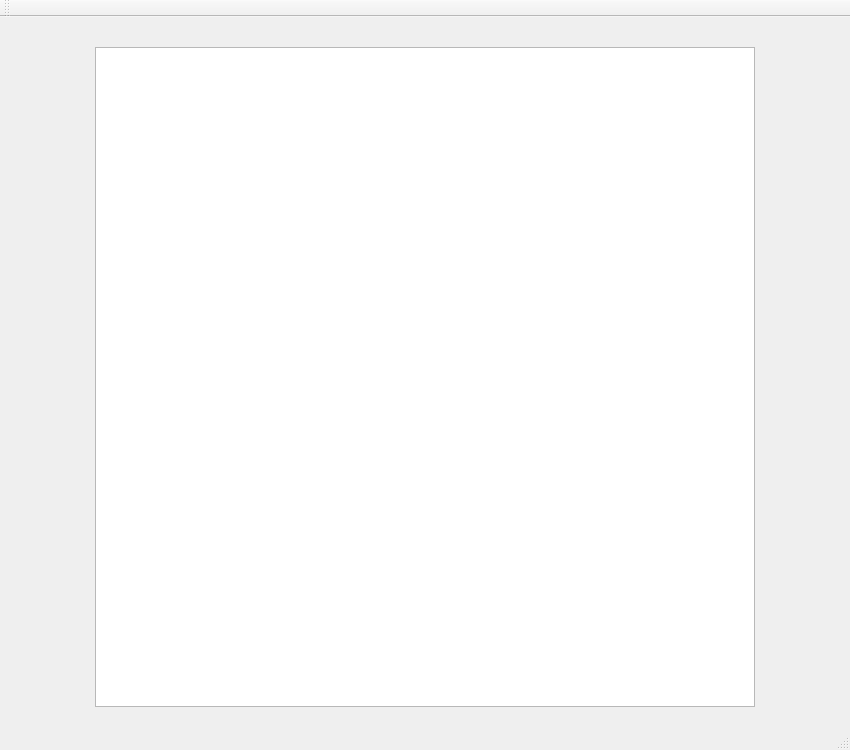
First picture: the form in mainwindow.ui, repository ivanz125/lab3, before the edit.
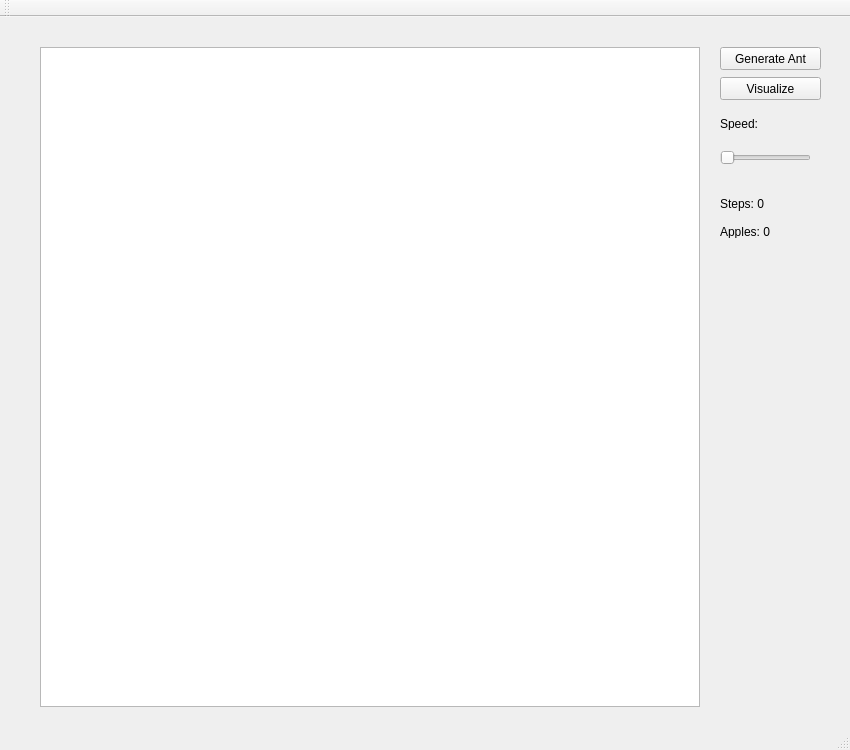
Second picture: the form after the edit.

What changed in the file:
```diff
--- a/mainwindow.ui
+++ b/mainwindow.ui
@@ -17,13 +17,80 @@
    <widget class="QGraphicsView" name="graphicsView">
     <property name="geometry">
      <rect>
-      <x>95</x>
+      <x>40</x>
       <y>30</y>
       <width>660</width>
       <height>660</height>
      </rect>
     </property>
    </widget>
+   <widget class="QPushButton" name="generateButton">
+    <property name="geometry">
+     <rect>
+      <x>720</x>
+      <y>30</y>
+      <width>101</width>
+      <height>23</height>
+     </rect>
+    </property>
+    <property name="text">
+     <string>Generate Ant</string>
+    </property>
+   </widget>
+   <widget class="QPushButton" name="visualizeButton">
+    <property name="geometry">
+     <rect>
+      <x>720</x>
+      <y>60</y>
+      <width>101</width>
+      <height>23</height>
+     </rect>
+    </property>
+    <property name="text">
+     <string>Visualize</string>
+    </property>
+   </widget>
+   <widget class="QSlider" name="horizontalSlider">
+    <property name="geometry">
+     <rect>
+      <x>720</x>
+      <y>130</y>
+      <width>91</width>
+      <height>22</height>
+     </rect>
+    </property>
+    <property name="orientation">
+     <enum>Qt::Horizontal</enum>
+    </property>
+   </widget>
+   <widget class="QLabel" name="label">
+    <property name="geometry">
+     <rect>
+      <x>720</x>
+      <y>100</y>
+      <width>46</width>
+      <height>13</height>
+     </rect>
+    </property>
+    <property name="text">
+     <string>Speed:</string>
+    </property>
+   </widget>
+   <widget class="QLabel" name="scoreLabel">
+    <property name="geometry">
+     <rect>
+      <x>720</x>
+      <y>180</y>
+      <width>111</width>
+      <height>41</height>
+     </rect>
+    </property>
+    <property name="text">
+     <string>Steps: 0
+
+Apples: 0</string>
+    </property>
+   </widget>
   </widget>
   <widget class="QMenuBar" name="menuBar">
    <property name="geometry">
```
